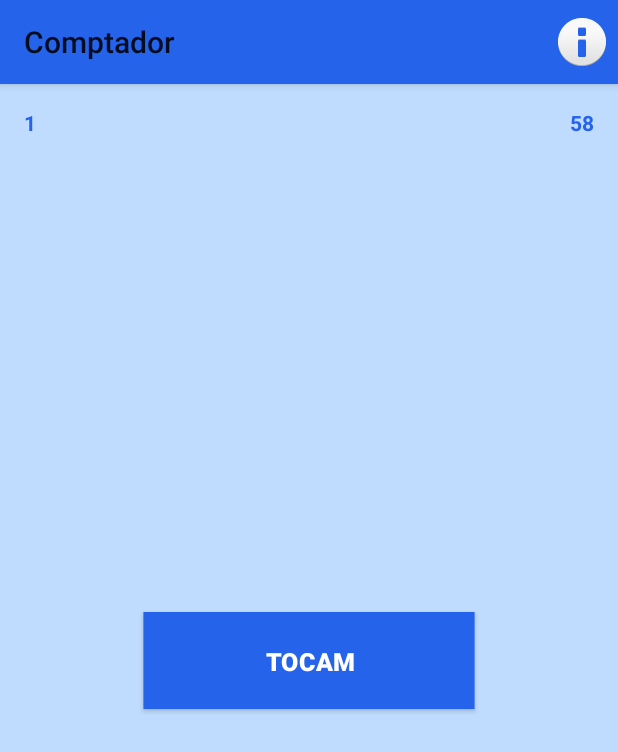
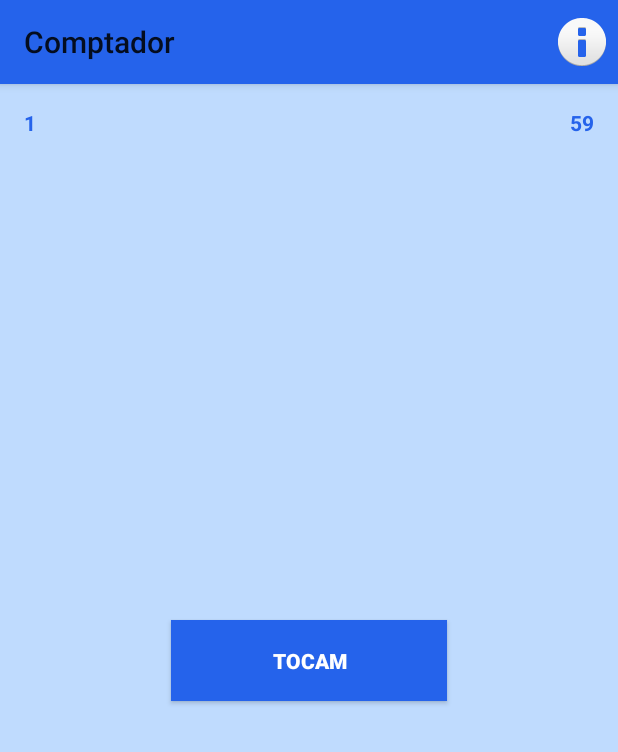
Before and after one commit to agisbertb/Comptador, an Android app built with Jetpack Compose: the screen it shows after launch (MainActivity), after a tap on "TOCAM", on a phone screen of 412 x 824 dp. Shown: the top 752 px of the screen. Run offline under Robolectric (Android 15) with nearby library versions, the phone set to English and light mode, and no system bars.

Commit message:
Canvis en els efectes i millora de la funció randomtext

```diff
--- a/app/src/main/java/me/andreugisbert/dam/comptador/MainActivity.kt
+++ b/app/src/main/java/me/andreugisbert/dam/comptador/MainActivity.kt
@@ -57,7 +57,6 @@
         timeTextView = findViewById(R.id.timeTextView)
         counterTextView = findViewById(R.id.couterTextView)
         randomTextTextView = findViewById(R.id.randomTextTextView)
-        showRandomText()
 
         tapMeButton.setOnClickListener{ view ->
             if (!appStarted){
@@ -140,28 +139,22 @@
         appStarted = false
     }
     private fun showRandomText() {
-        val textArray = arrayOf("MEL")
-        val randomText = textArray.random()
 
         val screenWidth = resources.displayMetrics.widthPixels
         val screenHeight = resources.displayMetrics.heightPixels
 
         val randomX = (0..screenWidth - randomTextTextView.width).random()
-        val randomY = (0..screenWidth - randomTextTextView.height).random()
+        val randomY = (0..screenHeight - randomTextTextView.height).random()
 
         randomTextTextView.x = randomX.toFloat()
         randomTextTextView.y = randomY.toFloat()
 
-        randomTextTextView.text = randomText
+        randomTextTextView.text = getString(R.string.melText)
         randomTextTextView.visibility = View.VISIBLE
+        randomTextTextView.textSize = resources.getDimension(R.dimen.text_size_large)
 
         Handler().postDelayed({
             randomTextTextView.visibility = View.INVISIBLE
         }, 1000)
     }
-
-
-
-
-
 }
--- a/app/src/main/res/anim/blink.xml
+++ b/app/src/main/res/anim/blink.xml
@@ -4,7 +4,7 @@
     android:interpolator="@android:anim/accelerate_interpolator">
 
     <alpha
-        android:duration="500"
+        android:duration="200"
         android:fromAlpha="0.0"
         android:toAlpha="1.0" />
 </set>
--- a/app/src/main/res/anim/bounce.xml
+++ b/app/src/main/res/anim/bounce.xml
@@ -1,9 +1,9 @@
 <?xml version="1.0" encoding="utf-8"?>
 <set xmlns:android="http://schemas.android.com/apk/res/android">
     <scale
-        android:duration="2000"
-        android:fromXScale="1.2"
-        android:fromYScale="1.2"
+        android:duration="100"
+        android:fromXScale="1"
+        android:fromYScale="1"
         android:pivotX="50%"
         android:pivotY="50%"
         android:toXScale="0.8"
--- /dev/null
+++ b/app/src/main/res/values/dimens.xml
@@ -0,0 +1,4 @@
+<?xml version="1.0" encoding="utf-8"?>
+<resources>
+    <dimen name="text_size_large">20sp</dimen>
+</resources>
--- a/app/src/main/res/values/strings.xml
+++ b/app/src/main/res/values/strings.xml
@@ -6,4 +6,5 @@
     <string name="aboutMenu">about</string>
     <string name="aboutMessage">Creat per Andreu Gisbert Bel. Github: https://github.com/agisbertb</string>
     <string name="aboutTitle">Comptador %1$s</string>
+    <string name="melText" style="@style/LargeText"><big>MEL</big></string>
 </resources>
--- /dev/null
+++ b/app/src/main/res/values/styles.xml
@@ -0,0 +1,10 @@
+<?xml version="1.0" encoding="utf-8"?>
+<resources>
+
+    <style name="LargeText">
+        <item name="android:textSize">60sp</item>
+        <!-- Otros atributos de estilo según sea necesario -->
+    </style>
+
+
+</resources>
```
Also changed, not shown: 2 other files.
